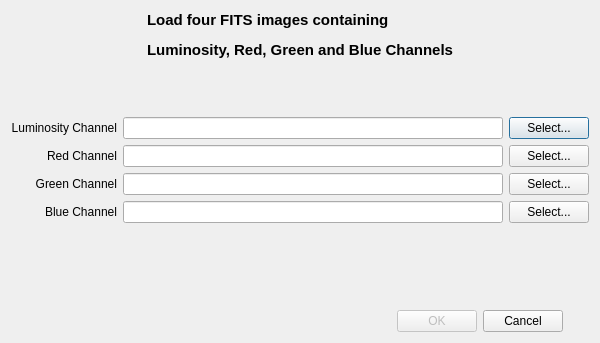
Qt form src/UI/FitsImporter.ui (LuminanceHDR/LuminanceHDR) before a commit.
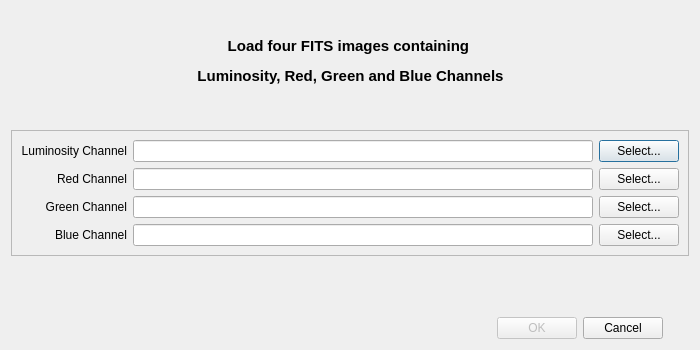
The same form after that commit. Icons and pictures are not drawn.

```diff
--- a/src/UI/FitsImporter.ui
+++ b/src/UI/FitsImporter.ui
@@ -6,8 +6,8 @@
    <rect>
     <x>0</x>
     <y>0</y>
-    <width>600</width>
-    <height>343</height>
+    <width>700</width>
+    <height>350</height>
    </rect>
   </property>
   <property name="sizePolicy">
@@ -16,14 +16,57 @@
     <verstretch>0</verstretch>
    </sizepolicy>
   </property>
+  <property name="minimumSize">
+   <size>
+    <width>700</width>
+    <height>350</height>
+   </size>
+  </property>
+  <property name="maximumSize">
+   <size>
+    <width>700</width>
+    <height>350</height>
+   </size>
+  </property>
   <property name="windowTitle">
    <string>Fits Importer</string>
   </property>
-  <layout class="QGridLayout" name="gridLayout">
-   <item row="0" column="0" colspan="2">
+  <layout class="QGridLayout" name="gridLayout_3">
+   <item row="0" column="1" colspan="2">
     <layout class="QHBoxLayout" name="horizontalLayout_6">
      <item>
-      <spacer name="horizontalSpacer_2">
+      <widget class="QLabel" name="label_6">
+       <property name="sizePolicy">
+        <sizepolicy hsizetype="Fixed" vsizetype="Fixed">
+         <horstretch>0</horstretch>
+         <verstretch>0</verstretch>
+        </sizepolicy>
+       </property>
+       <property name="minimumSize">
+        <size>
+         <width>100</width>
+         <height>100</height>
+        </size>
+       </property>
+       <property name="maximumSize">
+        <size>
+         <width>100</width>
+         <height>100</height>
+        </size>
+       </property>
+       <property name="text">
+        <string/>
+       </property>
+       <property name="pixmap">
+        <pixmap resource="../../icons.qrc">:/new/prefix1/images/telescope.png</pixmap>
+       </property>
+       <property name="scaledContents">
+        <bool>true</bool>
+       </property>
+      </widget>
+     </item>
+     <item>
+      <spacer name="horizontalSpacer_4">
        <property name="orientation">
         <enum>Qt::Horizontal</enum>
        </property>
@@ -38,7 +81,7 @@
      <item>
       <widget class="QLabel" name="label_4">
        <property name="text">
-        <string>&lt;html&gt;&lt;head/&gt;&lt;body&gt;&lt;p align=&quot;justify&quot;&gt;&lt;span style=&quot; font-size:11pt; font-weight:600;&quot;&gt;Load four FITS images containing &lt;/span&gt;&lt;/p&gt;&lt;p align=&quot;justify&quot;&gt;&lt;span style=&quot; font-size:11pt; font-weight:600;&quot;&gt;Luminosity, Red, Green and Blue Channels&lt;/span&gt;&lt;/p&gt;&lt;/body&gt;&lt;/html&gt;</string>
+        <string>&lt;html&gt;&lt;head/&gt;&lt;body&gt;&lt;p align=&quot;center&quot;&gt;&lt;span style=&quot; font-size:11pt; font-weight:600;&quot;&gt;Load four FITS images containing &lt;/span&gt;&lt;/p&gt;&lt;p align=&quot;center&quot;&gt;&lt;span style=&quot; font-size:11pt; font-weight:600;&quot;&gt;Luminosity, Red, Green and Blue Channels&lt;/span&gt;&lt;/p&gt;&lt;/body&gt;&lt;/html&gt;</string>
        </property>
       </widget>
      </item>
@@ -55,9 +98,34 @@
        </property>
       </spacer>
      </item>
+     <item>
+      <widget class="QLabel" name="label_7">
+       <property name="minimumSize">
+        <size>
+         <width>100</width>
+         <height>100</height>
+        </size>
+       </property>
+       <property name="maximumSize">
+        <size>
+         <width>100</width>
+         <height>100</height>
+        </size>
+       </property>
+       <property name="text">
+        <string/>
+       </property>
+       <property name="pixmap">
+        <pixmap resource="../../icons.qrc">:/new/prefix1/images/Galaxy-icon.png</pixmap>
+       </property>
+       <property name="scaledContents">
+        <bool>true</bool>
+       </property>
+      </widget>
+     </item>
     </layout>
    </item>
-   <item row="1" column="1">
+   <item row="1" column="2">
     <spacer name="verticalSpacer_2">
      <property name="orientation">
       <enum>Qt::Vertical</enum>
@@ -70,9 +138,31 @@
      </property>
     </spacer>
    </item>
-   <item row="2" column="0" colspan="2">
-    <layout class="QHBoxLayout" name="horizontalLayout_7">
-     <item>
+   <item row="3" column="1" colspan="2">
+    <spacer name="verticalSpacer">
+     <property name="orientation">
+      <enum>Qt::Vertical</enum>
+     </property>
+     <property name="sizeHint" stdset="0">
+      <size>
+       <width>20</width>
+       <height>81</height>
+      </size>
+     </property>
+    </spacer>
+   </item>
+   <item row="2" column="1" colspan="2">
+    <widget class="QFrame" name="frame">
+     <property name="frameShape">
+      <enum>QFrame::StyledPanel</enum>
+     </property>
+     <property name="frameShadow">
+      <enum>QFrame::Raised</enum>
+     </property>
+     <layout class="QGridLayout" name="gridLayout_2">
+      <item row="0" column="0">
+       <layout class="QGridLayout" name="gridLayout">
+        <item row="0" column="0">
       <layout class="QVBoxLayout" name="verticalLayout">
        <item>
         <widget class="QLabel" name="label_5">
@@ -104,7 +194,7 @@
        </item>
       </layout>
      </item>
-     <item>
+        <item row="0" column="1">
       <layout class="QVBoxLayout" name="verticalLayout_2">
        <item>
         <layout class="QHBoxLayout" name="horizontalLayout_5">
@@ -182,20 +272,10 @@
      </item>
     </layout>
    </item>
-   <item row="3" column="0">
-    <spacer name="verticalSpacer">
-     <property name="orientation">
-      <enum>Qt::Vertical</enum>
-     </property>
-     <property name="sizeHint" stdset="0">
-      <size>
-       <width>20</width>
-       <height>81</height>
-      </size>
-     </property>
-    </spacer>
+     </layout>
+    </widget>
    </item>
-   <item row="4" column="0">
+   <item row="4" column="1">
     <layout class="QHBoxLayout" name="horizontalLayout_4">
      <item>
       <spacer name="horizontalSpacer">
```
Left out of the diff: 2 changed lines with no effect on the pictures. Lines whose indentation alone changed are shown as unchanged.
